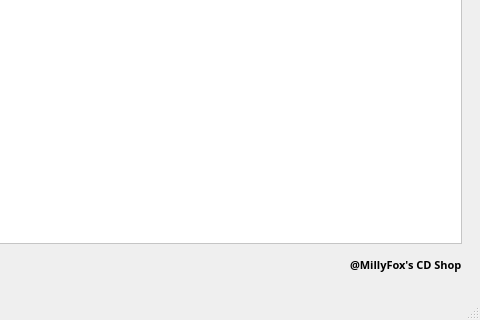
This is res/main.ui in programmister68/Lab_work_11_2022 as Qt 5 draws it before an edit; both pictures show x 450 to 930 and y 429 to 749 of the 930 by 749 pixel window. The edited form follows.
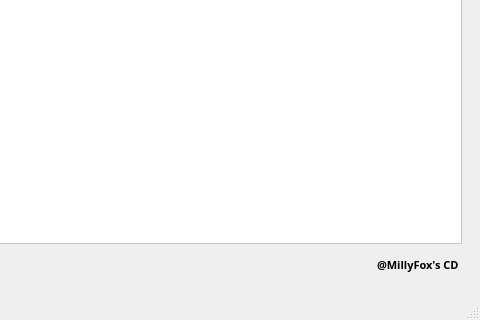
This is the edited form. Icons and pictures are not drawn.

What changed in the file:
```diff
--- a/res/main.ui
+++ b/res/main.ui
@@ -243,7 +243,7 @@
                <string notr="true"/>
               </property>
               <property name="text">
-               <string>@MillyFox's CD Shop</string>
+               <string>@MillyFox's CD </string>
               </property>
              </widget>
             </item>
```
Left out of the diff: 2 changed lines with no effect on the pictures.
